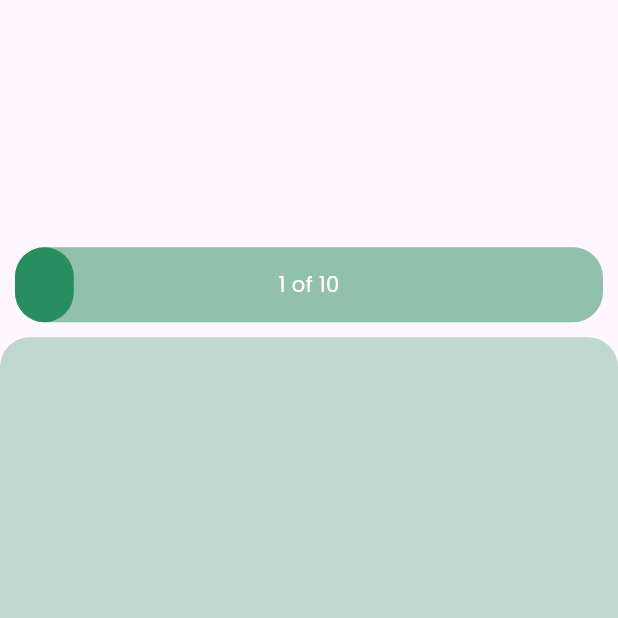
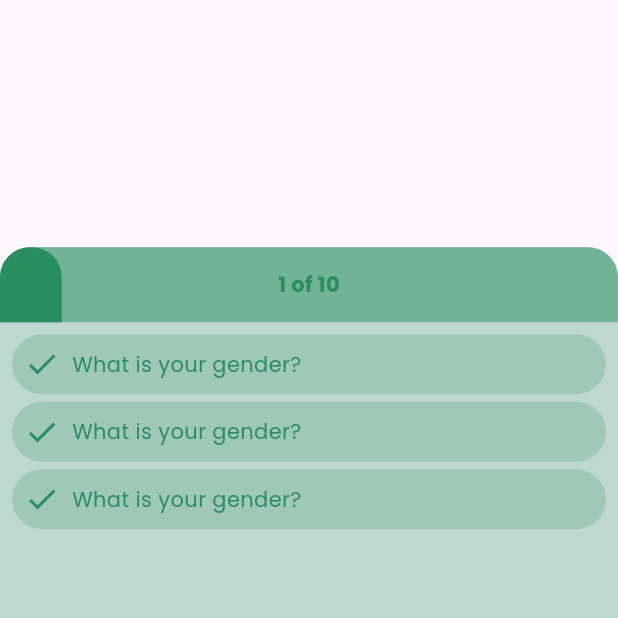
Before and after one commit to shakibalhasan-code/women_health, a Flutter app: the QuestionsScreen screen opened directly, on a phone screen of 412 x 824 dp, the top half of it. Run offline on Flutter 3.47's test engine with Material 3 defaults, Android fonts, the phone set to English and light mode, and no system bars; our stand-ins replace get, google_fonts, google_nav_bar, hugeicons, shared_preferences, step_progress_indicator; missing offline and left inert: menstrual_cycle_widget; accounts and stored records are empty.

Commit message:
added questions

```diff
--- /dev/null
+++ b/lib/views/glob_widgets/global_question_container.dart
@@ -0,0 +1,37 @@
+import 'package:flutter/material.dart';
+import 'package:women_health/utils/constant/app_theme.dart';
+
+class MyGlobalQuestionContainer extends StatelessWidget {
+  final Widget child;
+  final bool isDone;
+  final String question;
+  const MyGlobalQuestionContainer({super.key, required this.child, required this.isDone, required this.question});
+
+  @override
+  Widget build(BuildContext context) {
+    return Container(
+      decoration: BoxDecoration(
+        color: AppTheme.secondColor.withOpacity(0.2),
+        borderRadius: BorderRadius.circular(AppTheme.defaultRadius)
+      ),
+      child: Padding(
+        padding: const EdgeInsets.all(8.0),
+        child: Row(
+          mainAxisAlignment: MainAxisAlignment.start,
+          crossAxisAlignment: CrossAxisAlignment.center,
+          children: [
+            Icon(Icons.done,color: isDone ? AppTheme.secondColor : Colors.grey),
+            const SizedBox(width: 8),
+            Expanded(child: Column(
+              crossAxisAlignment: CrossAxisAlignment.start,
+              children: [
+                Text(question,style: AppTheme.titleMedium.copyWith(color: AppTheme.secondColor)),
+                child
+              ],
+            ))
+          ],
+        ),
+      ),
+    );
+  }
+}
--- a/lib/views/screens/intro/questions_screen.dart
+++ b/lib/views/screens/intro/questions_screen.dart
@@ -3,6 +3,7 @@ import 'package:get/get.dart';
 import 'package:get/get_core/src/get_main.dart';
 import 'package:step_progress_indicator/step_progress_indicator.dart';
 import 'package:women_health/core/helper/user_info_helper.dart';
+import 'package:women_health/views/glob_widgets/global_question_container.dart';
 import '../../../utils/constant/app_theme.dart';
 
 class QuestionsScreen extends StatelessWidget {
@@ -22,32 +23,6 @@ class QuestionsScreen extends StatelessWidget {
           child: Column(
             mainAxisAlignment: MainAxisAlignment.center,
             children: [
-              Padding(
-                padding: const EdgeInsets.symmetric(horizontal: 10),
-                child: Container(
-                  height: 50,
-                  width: double.infinity,
-                  decoration: BoxDecoration(
-                      color: AppTheme.secondColor.withOpacity(0.3),
-                      borderRadius: BorderRadius.circular(AppTheme.defaultRadius)
-                  ),
-                  child: Obx(()=> Stack(
-                    children: [
-                      LinearProgressIndicator(
-                        color: Colors.grey,
-                        backgroundColor: AppTheme.secondColor.withOpacity(0.3),
-                        borderRadius: BorderRadius.circular(AppTheme.defaultRadius),
-                        minHeight: double.infinity, // This makes the indicator fill the height of its parent
-                        value: _userInformation.completedQuestion.value.toDouble() /10, // value between 0.0 and 1.0
-                        valueColor: AlwaysStoppedAnimation<Color>(AppTheme.secondColor), // Use AlwaysStoppedAnimation for a constant color
-                      ),
-                      Center(child: Text('${_userInformation.completedQuestion} of 10',style: AppTheme.titleMedium))
-
-                    ],
-                  ))
-                )),
-
-              const SizedBox(height: 10),
               Expanded(
                 child: Container(
                   width: double.infinity,
@@ -55,16 +30,68 @@ class QuestionsScreen extends StatelessWidget {
                     color: AppTheme.secondColor.withOpacity(0.3),
                     borderRadius: BorderRadius.only(topLeft: Radius.circular(AppTheme.defaultRadius), topRight: Radius.circular(AppTheme.defaultRadius)),
                   ),
-                  child: Padding(
-                    padding: const EdgeInsets.all(8.0),
-                    child: Column(
-                      crossAxisAlignment: CrossAxisAlignment.start,
-                      children: [
+                  child: Column(
+                    crossAxisAlignment: CrossAxisAlignment.start,
+                    children: [
+                      ///step progress
+                      Container(
+                          height: 50,
+                          width: double.infinity,
+                          decoration: BoxDecoration(
+                            color: AppTheme.secondColor.withOpacity(0.3),
+                            borderRadius: BorderRadius.only(topLeft: Radius.circular(AppTheme.defaultRadius),topRight: Radius.circular(AppTheme.defaultRadius)),
 
+                          ),
+                          child: Obx(()=> Stack(
+                            children: [
+                              LinearProgressIndicator(
+                                color: Colors.grey,
+                                backgroundColor: AppTheme.secondColor.withOpacity(0.3),
+                                borderRadius: BorderRadius.only(topLeft: Radius.circular(AppTheme.defaultRadius),topRight: Radius.circular(AppTheme.defaultRadius)),
+                                minHeight: double.infinity, // This makes the indicator fill the height of its parent
+                                value: _userInformation.completedQuestion.value.toDouble() /10, // value between 0.0 and 1.0
+                                valueColor: AlwaysStoppedAnimation<Color>(AppTheme.secondColor), // Use AlwaysStoppedAnimation for a constant color
+                              ),
+                              Center(child: Text('${_userInformation.completedQuestion} of 10',style: AppTheme.titleMedium.copyWith(color: AppTheme.secondColor,fontWeight: FontWeight.bold)))
 
+                            ],
+                          ))
+                      ), ///end of progress step
 
-                        ],
-                    ),
+                      Padding(
+                        padding: const EdgeInsets.all(8.0),
+                        child: Column(
+                          children: [
+                            MyGlobalQuestionContainer(
+                                question: 'What is your gender?',
+                                child: Row(
+                                  children: [
+
+                                  ],
+                                ), isDone: true),
+                            const SizedBox(height: 5,),
+                            MyGlobalQuestionContainer(
+                                question: 'What is your gender?',
+                                child: Row(
+                                  children: [
+
+                                  ],
+                                ), isDone: true),
+                            const SizedBox(height: 5,),
+
+                            MyGlobalQuestionContainer(
+                                question: 'What is your gender?',
+                                child: Row(
+                                  children: [
+
+                                  ],
+                                ), isDone: true),
+
+                          ],
+                        ),
+                      )
+
+                      ],
                   ),
                   ),
               ),
```
